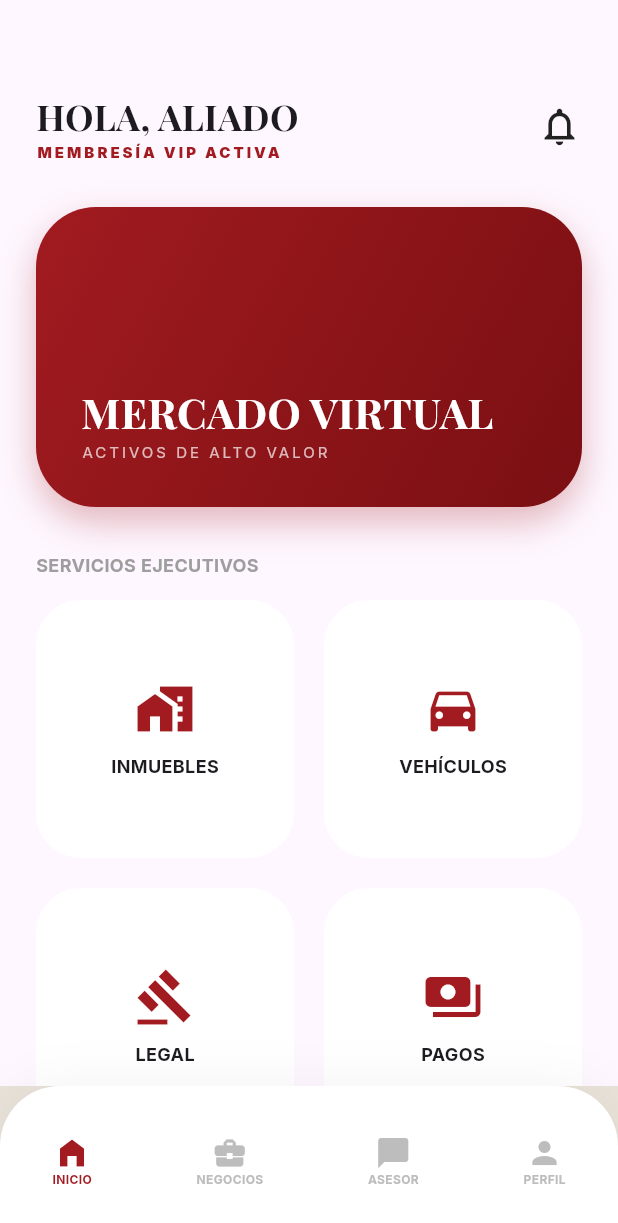
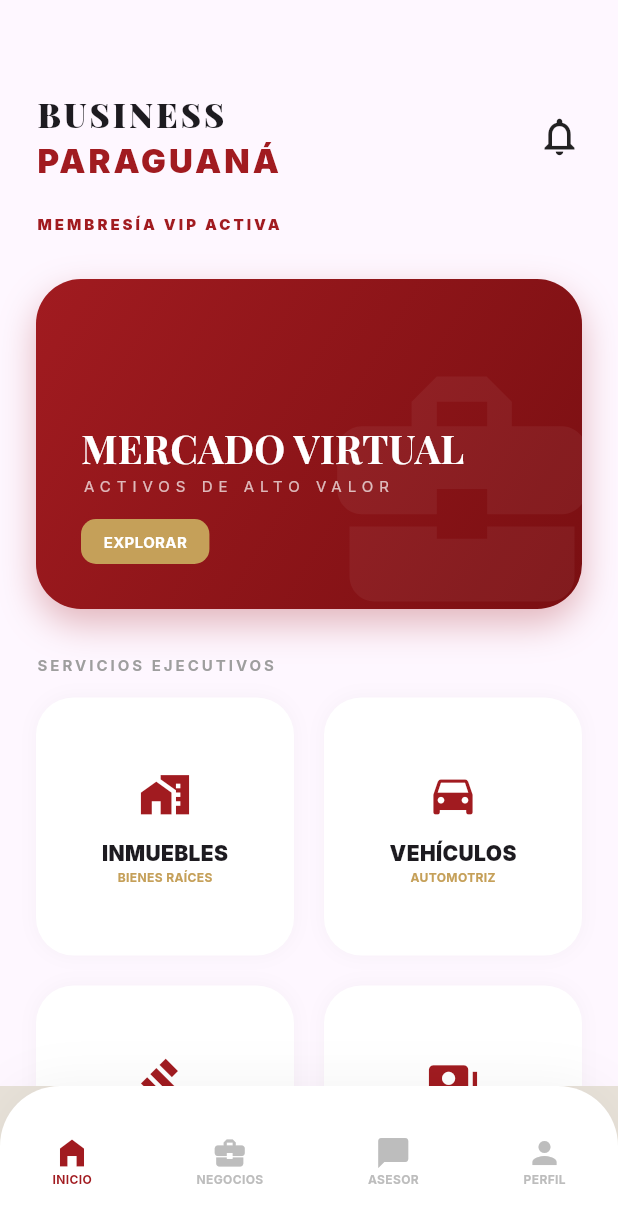
Before and after one commit to guerrerothiago1505-eng/BP-business-paraguana, a Flutter app: the screen it shows after launch, on a phone screen of 412 x 824 dp. Shown: the top 1223 px of the screen. Run offline on Flutter 3.47's test engine with Material 3 defaults, Android fonts, the phone set to English and light mode, and no system bars; our stand-ins replace google_fonts.

Commit message:
Update app_principal.dart

```diff
--- a/lib/app_principal.dart
+++ b/lib/app_principal.dart
@@ -1,4 +1,3 @@
-
 import 'package:flutter/material.dart';
 import 'package:flutter/services.dart';
 import 'package:google_fonts/google_fonts.dart';
@@ -56,9 +55,9 @@
   int _currentIndex = 0;
   final List<Widget> _pages = [
     const FlutterHomeScreen(),
-    const Center(child: Text('Mercado')),
-    const Center(child: Text('Asesor')),
-    const Center(child: Text('Perfil')),
+    const Center(child: Text('Mercado de Activos')),
+    const Center(child: Text('Chat con Asesor')),
+    const Center(child: Text('Perfil de Aliado')),
   ];
 
   @override
@@ -124,126 +123,18 @@
               Column(
                 crossAxisAlignment: CrossAxisAlignment.start,
                 children: [
-                  Text('HOLA, ALIADO', style: GoogleFonts.playfairDisplay(fontSize: 24, fontWeight: FontWeight.bold)),
-                  const Text('MEMBRESÍA VIP ACTIVA', style: TextStyle(color: BPColors.red, fontSize: 10, fontWeight: FontWeight.w900, letterSpacing: 2)),
+                  Text('BUSINESS',
+                    style: GoogleFonts.playfairDisplay(fontSize: 22, fontWeight: FontWeight.w900, letterSpacing: 2)),
+                  const Text('PARAGUANÁ',
+                    style: TextStyle(color: BPColors.red, fontSize: 22, fontWeight: FontWeight.w900, letterSpacing: 2)),
                 ],
               ),
               const Icon(Icons.notifications_none, size: 30),
             ],
           ),
-          const SizedBox(height: 30),
-          _buildHeroCard(),
-          const SizedBox(height: 30),
-          const Text('SERVICIOS EJECUTIVOS', style: TextStyle(fontSize: 12, fontWeight: FontWeight.bold, color: Colors.grey)),
-          const SizedBox(height: 15),
-          GridView.count(
-            shrinkWrap: true,
-            physics: const NeverScrollableScrollPhysics(),
-            crossAxisCount: 2,
-            mainAxisSpacing: 20,
-            crossAxisSpacing: 20,
-            children: [
-              _buildServiceCard('INMUEBLES', Icons.home_work),
-              _buildServiceCard('VEHÍCULOS', Icons.directions_car),
-              _buildServiceCard('LEGAL', Icons.gavel),
-              _buildServiceCard('PAGOS', Icons.payments),
-            ],
-          )
-        ],
-      ),
-    );
-  }
-
-  Widget _buildHeroCard() {
-    return Container(
-      height: 200,
-      width: double.infinity,
-      decoration: BoxDecoration(
-        borderRadius: BorderRadius.circular(40),
-        gradient: BPColors.redGradient,
-        boxShadow: [BoxShadow(color: BPColors.red.withOpacity(0.3), blurRadius: 20, offset: const Offset(0, 10))],
-      ),
-      padding: const EdgeInsets.all(30),
-      child: Column(
-        crossAxisAlignment: CrossAxisAlignment.start,
-        mainAxisAlignment: MainAxisAlignment.end,
-        children: [
-          Text('MERCADO VIRTUAL', style: GoogleFonts.playfairDisplay(color: Colors.white, fontSize: 28, fontWeight: FontWeight.bold)),
-          const Text('ACTIVOS DE ALTO VALOR', style: TextStyle(color: Colors.white70, fontSize: 10, letterSpacing: 2)),
-        ],
-      ),
-    );
-  }
-
-  Widget _buildServiceCard(String title, IconData icon) {
-    return Container(
-      decoration: BoxDecoration(color: Colors.white, borderRadius: BorderRadius.circular(30)),
-      child: Column(
-        mainAxisAlignment: MainAxisAlignment.center,
-        children: [
-          Icon(icon, color: BPColors.red, size: 40),
-          const SizedBox(height: 10),
-          Text(title, style: const TextStyle(fontWeight: FontWeight.bold, fontSize: 12)),
-        ],
-      ),
-    );
-  }
-}
-// --- ESTE ES TU LOGO CONVERTIDO A FLUTTER (Añádelo al final del archivo) ---
-class BPLogo extends StatelessWidget {
-  final double size;
-  const BPLogo({super.key, this.size = 150});
-
-  @override
-  Widget build(BuildContext context) {
-    return SizedBox(
-      width: size,
-      height: size,
-      child: Stack(
-        alignment: Alignment.center,
-        children: [
-          // Anillo de brújula sutil
-          Container(
-            decoration: BoxDecoration(
-              shape: BoxShape.circle,
-              border: Border.all(color: const Color(0xFFF1E0B0).withOpacity(0.3), width: 1),
-            ),
-          ),
-          // El emblema se puede representar con CustomPaint o cargando el SVG
-          // Para esta versión, usaremos tu imagen logo.png como respaldo
-          // O podemos dibujar el emblema.
-          Image.asset('assets/logo.png', fit: BoxFit.contain),
-        ],
-      ),
-    );
-  }
-}
-
-// --- ACTUALIZACIÓN DE LA PANTALLA DE INICIO ---
-class FlutterHomeScreen extends StatelessWidget {
-  const FlutterHomeScreen({super.key});
-
-  @override
-  Widget build(BuildContext context) {
-    return SingleChildScrollView(
-      padding: const EdgeInsets.fromLTRB(24, 60, 24, 100),
-      child: Column(
-        crossAxisAlignment: CrossAxisAlignment.start,
-        children: [
-          Row(
-            mainAxisAlignment: MainAxisAlignment.spaceBetween,
-            children: [
-              // Aquí ahora invocamos tu identidad visual
-              const Column(
-                crossAxisAlignment: CrossAxisAlignment.start,
-                children: [
-                  Text('BUSINESS', style: TextStyle(fontFamily: 'Playfair Display', fontSize: 22, fontWeight: FontWeight.w900, letterSpacing: 2)),
-                  Text('PARAGUANÁ', style: TextStyle(color: Color(0xFFA11B20), fontSize: 22, fontWeight: FontWeight.w900, letterSpacing: 2)),
-                ],
-              ),
-              const Icon(Icons.notifications_none, size: 30),
-            ],
-          ),
+          const SizedBox(height: 20),
+          const Text('MEMBRESÍA VIP ACTIVA',
+            style: TextStyle(color: BPColors.red, fontSize: 10, fontWeight: FontWeight.w900, letterSpacing: 2)),
           const SizedBox(height: 30),
           _buildHeroCard(),
           const SizedBox(height: 30),
@@ -274,13 +165,9 @@
       width: double.infinity,
       decoration: BoxDecoration(
         borderRadius: BorderRadius.circular(30),
-        gradient: const LinearGradient(
-          colors: [Color(0xFFA11B20), Color(0xFF7A0F12)],
-          begin: Alignment.topLeft,
-          end: Alignment.bottomRight,
-        ),
+        gradient: BPColors.redGradient,
         boxShadow: [
-          BoxShadow(color: const Color(0xFFA11B20).withOpacity(0.3), blurRadius: 20, offset: const Offset(0, 10))
+          BoxShadow(color: BPColors.red.withOpacity(0.3), blurRadius: 20, offset: const Offset(0, 10))
         ],
       ),
       child: Stack(
@@ -296,13 +183,16 @@
               crossAxisAlignment: CrossAxisAlignment.start,
               mainAxisAlignment: MainAxisAlignment.end,
               children: [
-                const Text('MERCADO VIRTUAL', style: TextStyle(color: Colors.white, fontSize: 26, fontWeight: FontWeight.bold)),
-                Text('ACTIVOS DE ALTO VALOR', style: TextStyle(color: Colors.white.withOpacity(0.7), fontSize: 10, letterSpacing: 4)),
+                Text('MERCADO VIRTUAL',
+                  style: GoogleFonts.playfairDisplay(color: Colors.white, fontSize: 26, fontWeight: FontWeight.bold)),
+                Text('ACTIVOS DE ALTO VALOR',
+                  style: TextStyle(color: Colors.white.withOpacity(0.7), fontSize: 10, letterSpacing: 4)),
                 const SizedBox(height: 15),
                 Container(
                   padding: const EdgeInsets.symmetric(horizontal: 15, vertical: 8),
-                  decoration: BoxDecoration(color: const Color(0xFFC5A059), borderRadius: BorderRadius.circular(10)),
-                  child: const Text('EXPLORAR', style: TextStyle(color: Colors.white, fontSize: 10, fontWeight: FontWeight.bold)),
+                  decoration: BoxDecoration(color: BPColors.gold, borderRadius: BorderRadius.circular(10)),
+                  child: const Text('EXPLORAR',
+                    style: TextStyle(color: Colors.white, fontSize: 10, fontWeight: FontWeight.bold)),
                 )
               ],
             ),
@@ -323,12 +213,39 @@
       child: Column(
         mainAxisAlignment: MainAxisAlignment.center,
         children: [
-          Icon(icon, color: const Color(0xFFA11B20), size: 35),
+          Icon(icon, color: BPColors.red, size: 35),
           const SizedBox(height: 12),
           Text(title, style: const TextStyle(fontWeight: FontWeight.w900, fontSize: 14)),
-          Text(subtitle, style: const TextStyle(color: Color(0xFFC5A059), fontSize: 8, fontWeight: FontWeight.bold)),
+          Text(subtitle,
+            style: const TextStyle(color: BPColors.gold, fontSize: 8, fontWeight: FontWeight.bold)),
         ],
       ),
     );
   }
 }
+
+class BPLogo extends StatelessWidget {
+  final double size;
+  const BPLogo({super.key, this.size = 150});
+
+  @override
+  Widget build(BuildContext context) {
+    return SizedBox(
+      width: size,
+      height: size,
+      child: Stack(
+        alignment: Alignment.center,
+        children: [
+          Container(
+            decoration: BoxDecoration(
+              shape: BoxShape.circle,
+              border: Border.all(color: const Color(0xFFF1E0B0).withOpacity(0.3), width: 1),
+            ),
+          ),
+          Image.asset('assets/logo.png', fit: BoxFit.contain,
+            errorBuilder: (c, e, s) => const Icon(Icons.business, color: BPColors.red, size: 50)),
+        ],
+      ),
+    );
+  }
+}
```
